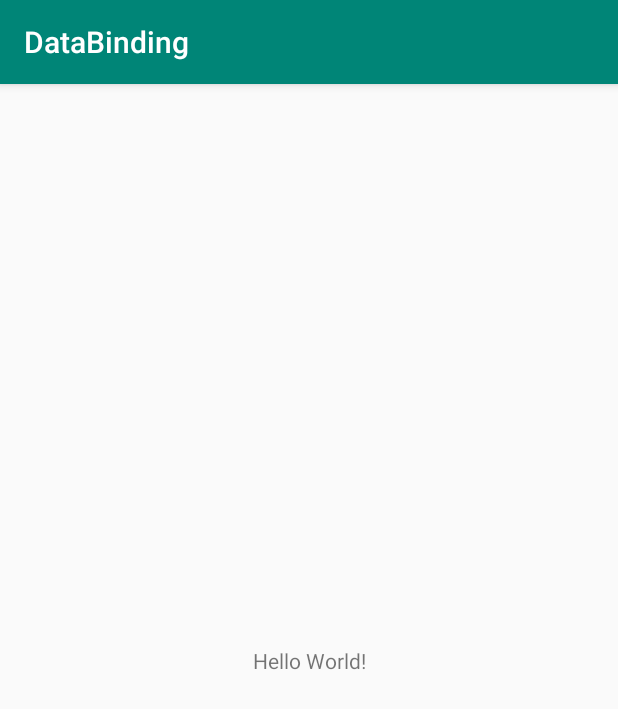
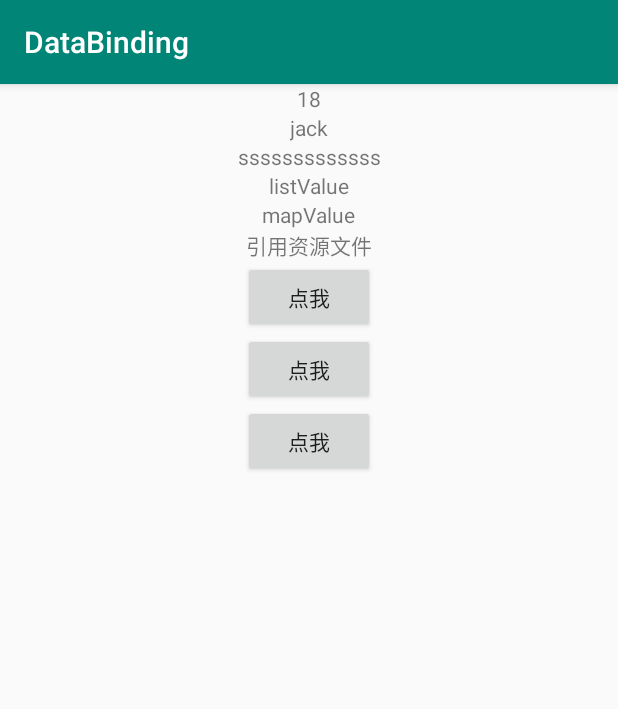
Before and after one commit to anlonglong/AndridDevArt, an Android app: the screen it shows after launch (MainActivity), on a phone screen of 412 x 824 dp. Shown: the top 709 px of the screen. Run offline under Robolectric (Android 15) with nearby library versions, the phone set to English and light mode, and no system bars; our stand-ins replace data binding.

Commit message:
databinding的基本语法和使用

```diff
--- a/databinding/src/main/java/com/example/databinding/MainActivity.java
+++ b/databinding/src/main/java/com/example/databinding/MainActivity.java
@@ -1,13 +1,45 @@
 package com.example.databinding;
 
+import android.databinding.DataBindingUtil;
 import android.support.v7.app.AppCompatActivity;
 import android.os.Bundle;
+import android.view.View;
+import android.widget.Toast;
 
-public class MainActivity extends AppCompatActivity {
+import com.example.databinding.databinding.ActivityMainBinding;
+
+import java.util.ArrayList;
+import java.util.HashMap;
+
+public class MainActivity extends AppCompatActivity implements View.OnClickListener{
 
     @Override
     protected void onCreate(Bundle savedInstanceState) {
         super.onCreate(savedInstanceState);
         setContentView(R.layout.activity_main);
+        ActivityMainBinding dataBinding = DataBindingUtil.setContentView(this, R.layout.activity_main);
+        User jack = new User("jack", 18);
+        dataBinding.setUser(jack);
+        dataBinding.setStr("sssssssssssss");
+        ArrayList<String> strings = new ArrayList<>();
+        strings.add("listValue");
+        dataBinding.setList(strings);
+        HashMap<String, String> hashMap = new HashMap<>();
+        hashMap.put("key", "mapValue");
+        dataBinding.setMap(hashMap);
+        dataBinding.setClickListener(this);
+        dataBinding.setMyHandler(new MyHandler());
+        dataBinding.setPresenter(new Presenter(this));
+
     }
+
+    public void show() {
+        Toast.makeText(this, "show()", Toast.LENGTH_SHORT).show();
+    }
+
+    @Override
+    public void onClick(View v) {
+        Toast.makeText(this, "aaaaaaaaa", Toast.LENGTH_SHORT).show();
+    }
+
 }
--- /dev/null
+++ b/databinding/src/main/java/com/example/databinding/MyHandler.java
@@ -0,0 +1,11 @@
+package com.example.databinding;
+
+import android.view.View;
+import android.widget.Toast;
+
+public class MyHandler {
+
+    public void onClickFriend(View view) {
+        Toast.makeText(view.getContext(), "hahahah", Toast.LENGTH_SHORT).show();
+    }
+}
--- /dev/null
+++ b/databinding/src/main/java/com/example/databinding/Presenter.java
@@ -0,0 +1,17 @@
+package com.example.databinding;
+
+import android.content.Context;
+import android.widget.Toast;
+
+public class Presenter {
+
+    private final Context mContext;
+
+    public Presenter(Context context) {
+        this.mContext = context;
+    }
+
+    public void onSaveClick(User user){
+        Toast.makeText(mContext, user.toString(), Toast.LENGTH_SHORT).show();
+    }
+}
--- /dev/null
+++ b/databinding/src/main/java/com/example/databinding/User.java
@@ -0,0 +1,40 @@
+package com.example.databinding;
+
+public class User {
+
+    private String name;
+
+    private int age;
+
+    public User() {
+    }
+
+    public User(String name, int age) {
+        this.name = name;
+        this.age = age;
+    }
+
+    public String getName() {
+        return name;
+    }
+
+    public void setName(String name) {
+        this.name = name;
+    }
+
+    public int getAge() {
+        return age;
+    }
+
+    public void setAge(int age) {
+        this.age = age;
+    }
+
+    @Override
+    public String toString() {
+        return "User{" +
+                "name='" + name + '\'' +
+                ", age=" + age +
+                '}';
+    }
+}
--- a/databinding/src/main/res/layout/activity_main.xml
+++ b/databinding/src/main/res/layout/activity_main.xml
@@ -1,18 +1,107 @@
 <?xml version="1.0" encoding="utf-8"?>
-<android.support.constraint.ConstraintLayout xmlns:android="http://schemas.android.com/apk/res/android"
-    xmlns:app="http://schemas.android.com/apk/res-auto"
-    xmlns:tools="http://schemas.android.com/tools"
-    android:layout_width="match_parent"
-    android:layout_height="match_parent"
-    tools:context=".MainActivity">
+<layout xmlns:android="http://schemas.android.com/apk/res/android"
+    xmlns:app="http://schemas.android.com/apk/res-auto">
 
-    <TextView
-        android:layout_width="wrap_content"
-        android:layout_height="wrap_content"
-        android:text="Hello World!"
-        app:layout_constraintBottom_toBottomOf="parent"
-        app:layout_constraintLeft_toLeftOf="parent"
-        app:layout_constraintRight_toRightOf="parent"
-        app:layout_constraintTop_toTopOf="parent" />
+    <data>
+        <import type="java.util.List"/>
+        <import type="java.util.Map"/>
 
-</android.support.constraint.ConstraintLayout>
+        <variable
+            name="user"
+            type="com.example.databinding.User" />
+
+        <variable
+            name="str"
+            type="String" />
+
+        <variable
+            name="key"
+            type="String" />
+
+        <variable
+            name="num"
+            type="int" />
+        <variable name="list" type="List&lt;String&gt;"/>
+        <variable name="map" type="Map&lt;String, String&gt;"/>
+
+        <variable
+            name="clickListener"
+            type="android.view.View.OnClickListener"/>
+
+        <variable
+            name="myHandler"
+            type="com.example.databinding.MyHandler"/>
+
+        <variable
+            name="presenter"
+            type="com.example.databinding.Presenter"/>
+    </data>
+
+    <android.support.constraint.ConstraintLayout xmlns:tools="http://schemas.android.com/tools"
+        android:layout_width="match_parent"
+        android:layout_height="match_parent"
+        tools:context=".databinding.DataBindingActivity">
+
+        <TextView
+            android:id="@+id/txt_age"
+            android:layout_width="wrap_content"
+            android:layout_height="wrap_content"
+            android:text="@{String.valueOf(user.age), default=10}"
+            app:layout_constraintLeft_toLeftOf="parent"
+            app:layout_constraintRight_toRightOf="parent" />
+
+        <TextView
+            android:id="@+id/txt_name"
+            android:layout_width="wrap_content"
+            android:layout_height="wrap_content"
+            android:text="@{user.name, default=noName}"
+            app:layout_constraintLeft_toLeftOf="parent"
+            app:layout_constraintRight_toRightOf="parent"
+            app:layout_constraintTop_toBottomOf="@id/txt_age" />
+
+        <TextView
+            android:id="@+id/tv_"
+            android:layout_width="wrap_content"
+            android:layout_height="wrap_content"
+            android:text="@{str}"
+            app:layout_constraintLeft_toLeftOf="parent"
+            app:layout_constraintRight_toRightOf="parent"
+            app:layout_constraintTop_toBottomOf="@id/txt_name"/>
+        <LinearLayout
+            android:layout_width="match_parent"
+            android:layout_height="wrap_content"
+            android:gravity="center"
+            android:orientation="vertical"
+            app:layout_constraintLeft_toLeftOf="parent"
+            app:layout_constraintRight_toRightOf="parent"
+            app:layout_constraintTop_toBottomOf="@id/tv_">
+            <TextView
+                android:layout_width="wrap_content"
+                android:layout_height="wrap_content"
+                android:text="@{list[0]}"/>
+            <TextView
+                android:layout_width="wrap_content"
+                android:layout_height="wrap_content"
+                android:text='@{map["key"]}'/>
+            <TextView
+                android:layout_width="wrap_content"
+                android:layout_height="wrap_content"
+                android:text="@{@string/ref_resource}"/>
+            <Button
+                android:layout_width="wrap_content"
+                android:layout_height="wrap_content"
+                android:text="点我"
+                android:onClick="@{clickListener}"/>
+            <Button
+                android:layout_width="wrap_content"
+                android:layout_height="wrap_content"
+                android:text="点我"
+                android:onClick="@{myHandler::onClickFriend}"/>
+            <Button
+                android:layout_width="wrap_content"
+                android:layout_height="wrap_content"
+                android:text="点我"
+                android:onClick="@{() ->presenter.onSaveClick(user)}"/>
+        </LinearLayout>
+    </android.support.constraint.ConstraintLayout>
+</layout>
--- a/databinding/src/main/res/values/strings.xml
+++ b/databinding/src/main/res/values/strings.xml
@@ -1,3 +1,4 @@
 <resources>
     <string name="app_name">DataBinding</string>
+    <string name="ref_resource">引用资源文件</string>
 </resources>
```
